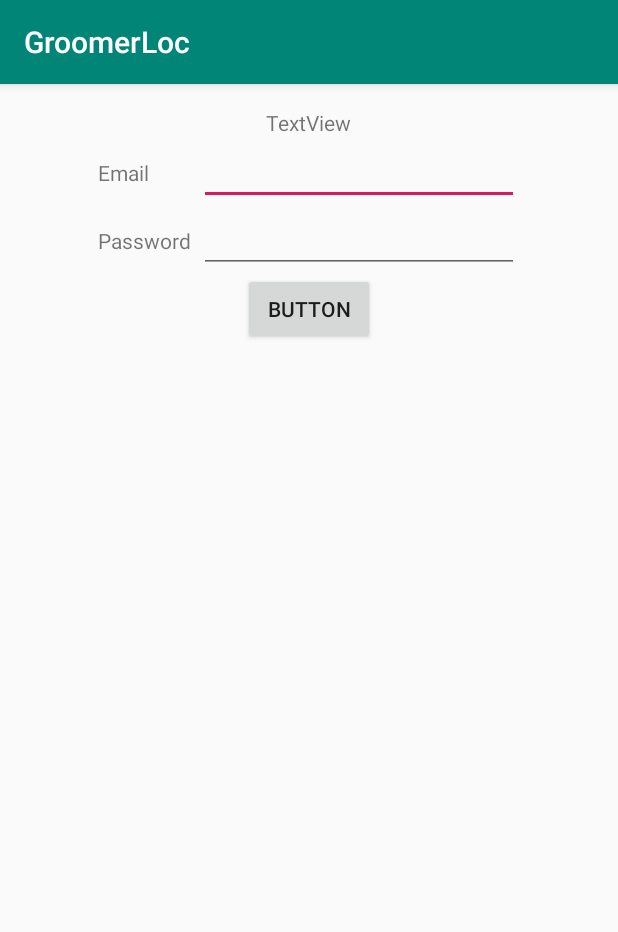
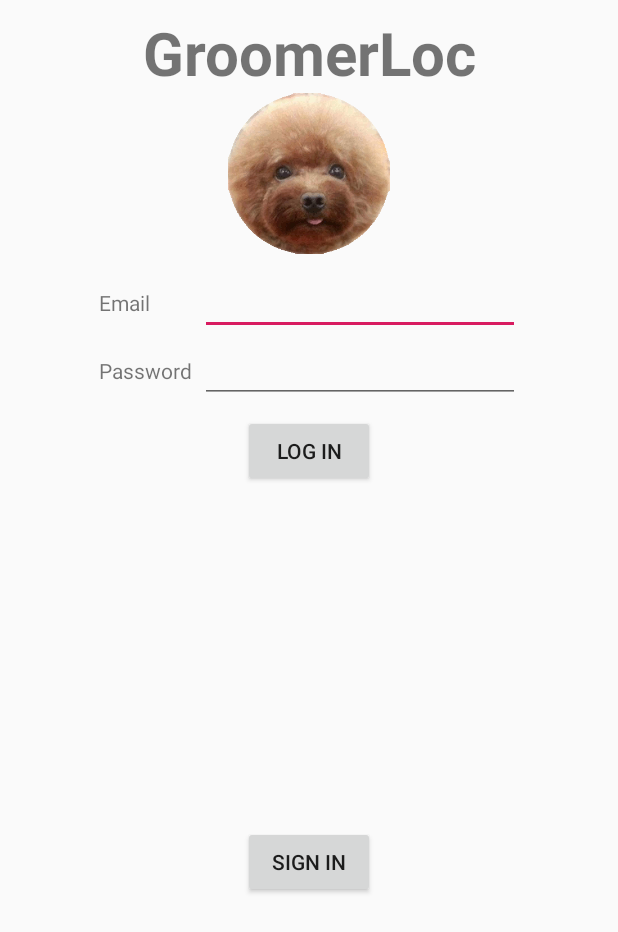
Before and after one commit to juanrajcapp/GroomerLoc, an Android app: the LoginActivity screen opened directly, with no data from a screen before it, on a phone screen of 412 x 824 dp. Shown: the top 932 px of the screen. Run offline under Robolectric (Android 15) with nearby library versions, the phone set to English and light mode, and no system bars; our stand-ins replace Firebase (no records; nobody signed in at launch, a user with empty details on screens opened directly).

Commit message:
Eliminación del ActionBar y mejora visual activity login.

```diff
--- a/app/build.gradle
+++ b/app/build.gradle
@@ -27,6 +27,7 @@ dependencies {
     androidTestImplementation 'com.android.support.test:runner:1.0.2'
     androidTestImplementation 'com.android.support.test.espresso:espresso-core:3.0.2'
     implementation 'com.google.firebase:firebase-auth:16.0.4'
+    implementation 'com.android.support.constraint:constraint-layout:1.1.3'
 }
 
 apply plugin: 'com.google.gms.google-services'
--- a/app/src/main/res/layout/activity_login.xml
+++ b/app/src/main/res/layout/activity_login.xml
@@ -1,14 +1,11 @@
 <?xml version="1.0" encoding="utf-8"?>
-<LinearLayout xmlns:android="http://schemas.android.com/apk/res/android"
+<android.support.constraint.ConstraintLayout xmlns:android="http://schemas.android.com/apk/res/android"
+    xmlns:app="http://schemas.android.com/apk/res-auto"
     xmlns:tools="http://schemas.android.com/tools"
     android:layout_width="match_parent"
     android:layout_height="match_parent"
     android:gravity="center_horizontal"
     android:orientation="vertical"
-    android:paddingLeft="@dimen/activity_horizontal_margin"
-    android:paddingTop="@dimen/activity_vertical_margin"
-    android:paddingRight="@dimen/activity_horizontal_margin"
-    android:paddingBottom="@dimen/activity_vertical_margin"
     tools:context=".LoginActivity">
 
 
@@ -16,11 +13,65 @@
         android:id="@+id/title"
         android:layout_width="wrap_content"
         android:layout_height="wrap_content"
-        android:text="TextView" />
+        android:layout_marginStart="8dp"
+        android:layout_marginTop="8dp"
+        android:layout_marginEnd="8dp"
+        android:text="@string/app_name"
+        android:textSize="40sp"
+        android:textStyle="bold"
+        app:layout_constraintEnd_toEndOf="parent"
+        app:layout_constraintStart_toStartOf="parent"
+        app:layout_constraintTop_toTopOf="parent" />
+
+    <ImageView
+        android:id="@+id/logo"
+        android:layout_width="wrap_content"
+        android:layout_height="wrap_content"
+        android:layout_marginStart="8dp"
+        android:layout_marginEnd="8dp"
+        app:layout_constraintEnd_toEndOf="parent"
+        app:layout_constraintStart_toStartOf="parent"
+        app:layout_constraintTop_toBottomOf="@+id/title"
+        app:srcCompat="@mipmap/cut8_foreground"
+        android:contentDescription="@string/descLogo"/>
+
+    <Button
+        android:id="@+id/login"
+        android:layout_width="wrap_content"
+        android:layout_height="wrap_content"
+        android:layout_marginStart="8dp"
+        android:layout_marginTop="8dp"
+        android:layout_marginEnd="8dp"
+        android:onClick="login"
+        android:text="@string/botonLogin"
+        app:layout_constraintEnd_toEndOf="parent"
+        app:layout_constraintStart_toStartOf="parent"
+        app:layout_constraintTop_toBottomOf="@+id/tablaLogin" />
+
+    <Button
+        android:id="@+id/registro"
+        android:layout_width="wrap_content"
+        android:layout_height="wrap_content"
+        android:layout_marginStart="8dp"
+        android:layout_marginTop="8dp"
+        android:layout_marginEnd="8dp"
+        android:layout_marginBottom="8dp"
+        android:text="@string/botonRegistro"
+        app:layout_constraintBottom_toBottomOf="parent"
+        app:layout_constraintEnd_toEndOf="parent"
+        app:layout_constraintStart_toStartOf="parent"
+        app:layout_constraintTop_toBottomOf="@+id/login" />
 
     <TableLayout
+        android:id="@+id/tablaLogin"
         android:layout_width="wrap_content"
-        android:layout_height="wrap_content">
+        android:layout_height="wrap_content"
+        android:layout_marginStart="8dp"
+        android:layout_marginTop="8dp"
+        android:layout_marginEnd="8dp"
+        app:layout_constraintEnd_toEndOf="parent"
+        app:layout_constraintStart_toStartOf="parent"
+        app:layout_constraintTop_toBottomOf="@+id/logo">
 
         <TableRow
             android:layout_width="wrap_content"
@@ -30,8 +81,8 @@
                 android:id="@+id/tv_mail"
                 android:layout_width="wrap_content"
                 android:layout_height="wrap_content"
-                android:text="@string/email"
-                android:layout_marginEnd="5dp"/>
+                android:layout_marginEnd="5dp"
+                android:text="@string/email" />
 
             <EditText
                 android:id="@+id/mail"
@@ -49,8 +100,8 @@
                 android:id="@+id/tv_pw"
                 android:layout_width="wrap_content"
                 android:layout_height="wrap_content"
-                android:text="@string/password"
-                android:layout_marginEnd="5dp"/>
+                android:layout_marginEnd="5dp"
+                android:text="@string/password" />
 
             <EditText
                 android:id="@+id/pw"
@@ -61,11 +112,4 @@
         </TableRow>
 
     </TableLayout>
-
-    <Button
-        android:id="@+id/login"
-        android:layout_width="wrap_content"
-        android:layout_height="wrap_content"
-        android:text="Button"
-        android:onClick="login"/>
-</LinearLayout>
+</android.support.constraint.ConstraintLayout>
--- a/app/src/main/res/values/strings.xml
+++ b/app/src/main/res/values/strings.xml
@@ -2,10 +2,13 @@
     <string name="app_name">GroomerLoc</string>
     <!-- login -->
     <string name="saludo">Welcome </string>
+    <string name="botonLogin">Log in</string>
+    <string name="botonRegistro">Sign in</string>
     <string name="email">Email</string>
     <string name="password">Password</string>
     <string name="toast_faltaMailPw">A correct Email and Password are required</string>
     <string name="error_autenticar">Authentication error</string>
+    <string name="descLogo">Application logo.</string>
 
     <string name="title_activity_cliente">Map</string>
 </resources>
--- a/app/src/main/res/values/styles.xml
+++ b/app/src/main/res/values/styles.xml
@@ -1,7 +1,7 @@
 <resources>
 
     <!-- Base application theme. -->
-    <style name="AppTheme" parent="Theme.AppCompat.Light.DarkActionBar">
+    <style name="AppTheme" parent="Theme.AppCompat.Light.NoActionBar">
         <item name="colorPrimary">@color/colorPrimary</item>
         <item name="colorPrimaryDark">@color/colorPrimaryDark</item>
         <item name="colorAccent">@color/colorAccent</item>
```
Also changed, not shown: 1 other file.
